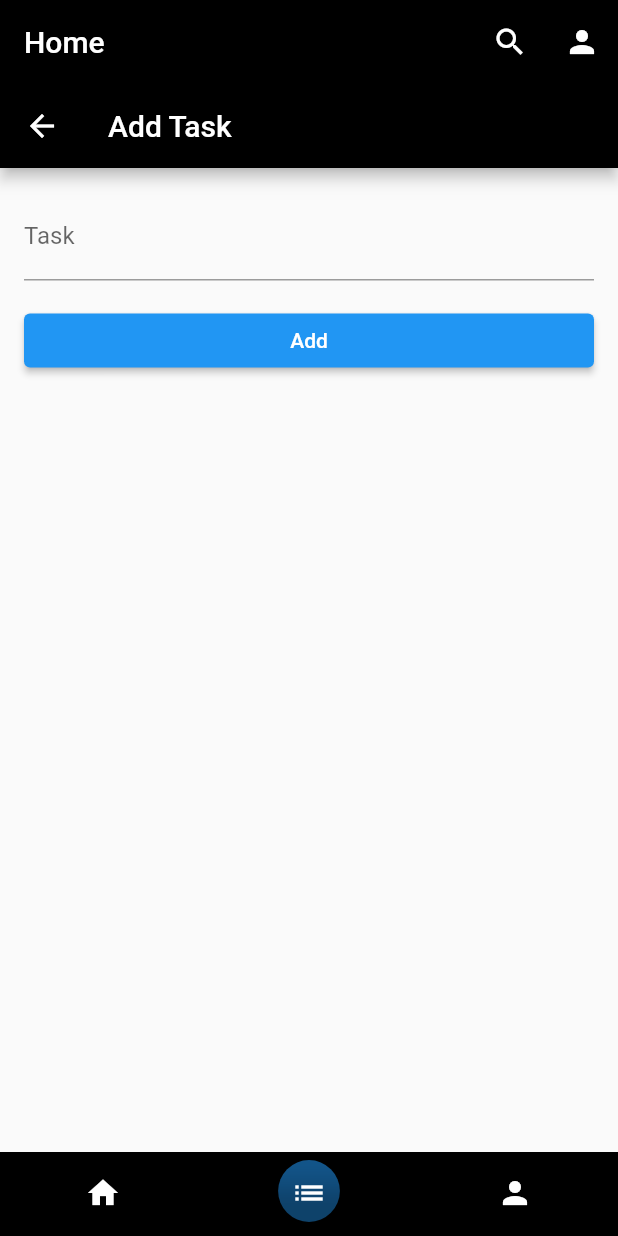
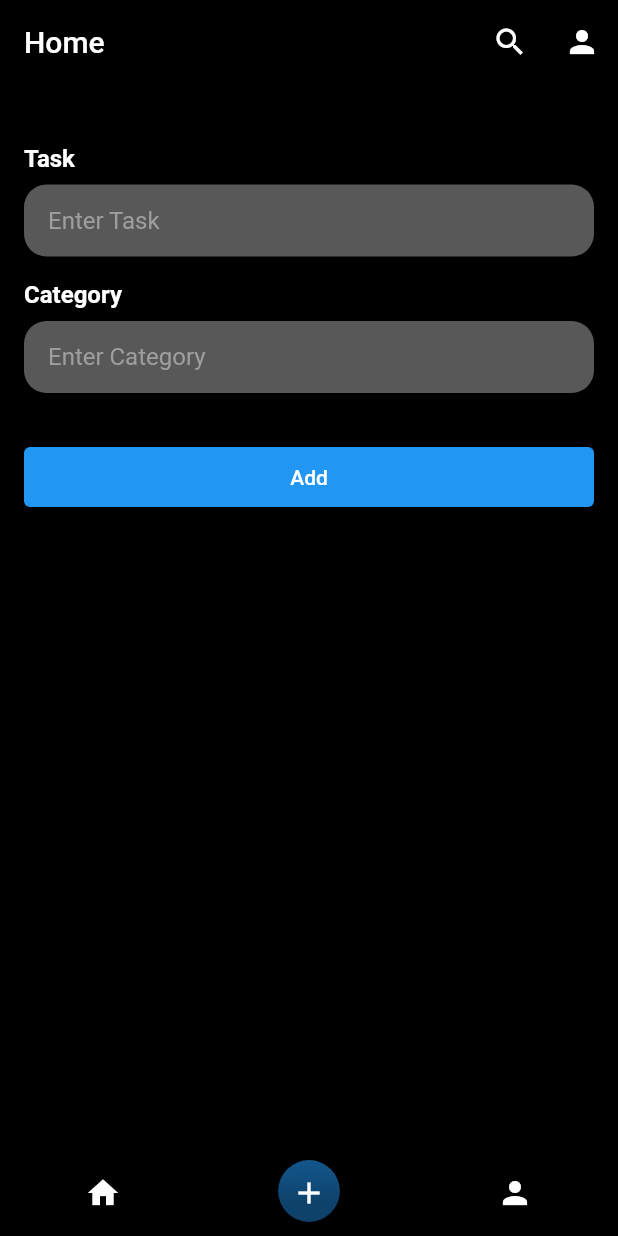
Before and after one commit to syfr456/todoapp_flutter, a Flutter app: the HomePage screen opened by its route, item 2 of the bottom bar chosen, on a phone screen of 412 x 824 dp. Run offline on Flutter 3.47's test engine with Material 2 defaults, Android fonts, the phone set to English and light mode, and no system bars.

Commit message:
create profile page, update home page, add task

```diff
--- a/lib/add_task_page.dart
+++ b/lib/add_task_page.dart
@@ -1,37 +1,107 @@
+// ignore_for_file: library_private_types_in_public_api
+
 import 'package:flutter/material.dart';
 
-class AddTaskPage extends StatelessWidget {
+class AddTaskPage extends StatefulWidget {
+  const AddTaskPage({Key? key}) : super(key: key);
+
+  @override
+  _AddTaskPageState createState() => _AddTaskPageState();
+}
+
+class _AddTaskPageState extends State<AddTaskPage> {
   final TextEditingController _taskController = TextEditingController();
-
-  AddTaskPage({super.key});
+  final TextEditingController _categoryController = TextEditingController();
+  int taskCount = 0;
 
   @override
   Widget build(BuildContext context) {
     return Scaffold(
-      appBar: AppBar(
-        title: const Text('Add Task'),
-        backgroundColor:
-            Colors.black, // Atur warna latar belakang AppBar menjadi hitam
-      ),
+      backgroundColor: Colors.black,
       body: Padding(
         padding: const EdgeInsets.all(16.0),
         child: Column(
           crossAxisAlignment: CrossAxisAlignment.stretch,
           children: [
-            TextField(
+            const SizedBox(height: 24.0),
+            _buildInputField(
               controller: _taskController,
-              decoration: const InputDecoration(labelText: 'Task'),
+              labelText: 'Task',
             ),
             const SizedBox(height: 16.0),
-            ElevatedButton(
-              onPressed: () {
-                Navigator.pop(context, _taskController.text);
-              },
-              child: const Text('Add'),
+            _buildInputField(
+              controller: _categoryController,
+              labelText: 'Category',
+            ),
+            const SizedBox(height: 32.0),
+            Container(
+              decoration: BoxDecoration(
+                borderRadius: BorderRadius.circular(37.0),
+              ),
+              child: ElevatedButton(
+                onPressed: () {
+                  setState(() {
+                    taskCount++; // Increment task count
+                  });
+                  Navigator.pop(
+                    context,
+                    {
+                      'task': _taskController.text,
+                      'category': _categoryController.text,
+                    },
+                  );
+                },
+                style: ElevatedButton.styleFrom(
+                  backgroundColor: Colors.blue, // Set your desired button color
+                  minimumSize: const Size.fromHeight(
+                      40.0), // Set the minimum height of the button
+                ),
+                child: const Text('Add'),
+              ),
             ),
           ],
         ),
       ),
     );
   }
+
+  Widget _buildInputField({
+    required TextEditingController controller,
+    required String labelText,
+  }) {
+    return Column(
+      crossAxisAlignment: CrossAxisAlignment.start,
+      children: [
+        Text(
+          labelText,
+          style: const TextStyle(
+            color: Colors.white,
+            fontWeight: FontWeight.bold,
+            fontSize: 16.0,
+          ),
+        ),
+        const SizedBox(height: 8.0),
+        TextFormField(
+          controller: controller,
+          style: const TextStyle(color: Colors.white),
+          decoration: InputDecoration(
+            contentPadding:
+                const EdgeInsets.symmetric(vertical: 12.0, horizontal: 16.0),
+            filled: true,
+            fillColor: const Color.fromRGBO(206, 206, 206, 0.425),
+            focusedBorder: OutlineInputBorder(
+              borderSide: BorderSide.none,
+              borderRadius: BorderRadius.circular(15.0),
+            ),
+            enabledBorder: OutlineInputBorder(
+              borderSide: BorderSide.none,
+              borderRadius: BorderRadius.circular(15.0),
+            ),
+            hintText: 'Enter $labelText',
+            hintStyle: const TextStyle(color: Colors.grey),
+          ),
+        ),
+      ],
+    );
+  }
 }
--- a/lib/home_page.dart
+++ b/lib/home_page.dart
@@ -1,9 +1,9 @@
-// ignore_for_file: library_private_types_in_public_api, sort_child_properties_last
+// ignore_for_file: library_private_types_in_public_api
 
 import 'package:flutter/material.dart';
 import 'add_task_page.dart';
-import 'task_detail_page.dart';
 import 'sign_in_page.dart';
+import 'profile_page.dart';
 
 void main() {
   runApp(const MyApp());
@@ -377,6 +377,8 @@ class HomePageContent extends StatelessWidget {
 }
 
 class _HomePageState extends State<HomePage> {
+  int completedTasks = 5;
+  int totalTasks = 10;
   int _currentIndex = 0;
   List<String> tasks = [];
   List<Widget> _pages = [];
@@ -387,8 +389,14 @@ class _HomePageState extends State<HomePage> {
     _pages = [
       HomePageContent(tasks: tasks),
       AddTaskPage(),
-      const TaskDetailPage(task: "Sample Task"),
+      const ProfilePage(), // Add the profile page here
     ];
+  }
+
+  void navigateToProfilePage() {
+    setState(() {
+      _currentIndex = 2; // Set the index to the profile page
+    });
   }
 
   void navigateToAddTaskPage() {
@@ -404,26 +412,9 @@ class _HomePageState extends State<HomePage> {
     });
   }
 
-  void navigateToTaskDetailPage(String task) {
-    Navigator.push(
-      context,
-      MaterialPageRoute(builder: (context) => TaskDetailPage(task: task)),
-    );
-  }
-
-  void navigateToSignInPage() {
-    Navigator.push(
-      context,
-      MaterialPageRoute(builder: (context) => const SignInPage()),
-    ).then((isLoggedIn) {
-      if (isLoggedIn != null) {
-        setState(() {});
-      }
-    });
-  }
-
   @override
   Widget build(BuildContext context) {
+    double taskProgressPercentage = (completedTasks / totalTasks) * 100;
     return Scaffold(
       appBar: AppBar(
         title: const Text('Home'),
@@ -437,7 +428,7 @@ class _HomePageState extends State<HomePage> {
           ),
           IconButton(
             onPressed: () {
-              // Handle Profile icon click
+              navigateToProfilePage(); // Navigates to profile page
             },
             icon: const Icon(Icons.person),
           ),
@@ -470,7 +461,7 @@ class _HomePageState extends State<HomePage> {
                 label: "", // Empty label to hide the text
               ),
               BottomNavigationBarItem(
-                icon: Icon(Icons.list),
+                icon: Icon(Icons.add),
                 label: "", // Empty label to hide the text
               ),
               BottomNavigationBarItem(
```
Also changed, not shown: lib/home_page_content.dart (deleted, +0 -32 lines), lib/profile_page.dart (added, +216 -0 lines), lib/task_detail_page.dart (deleted, +0 -21 lines).
